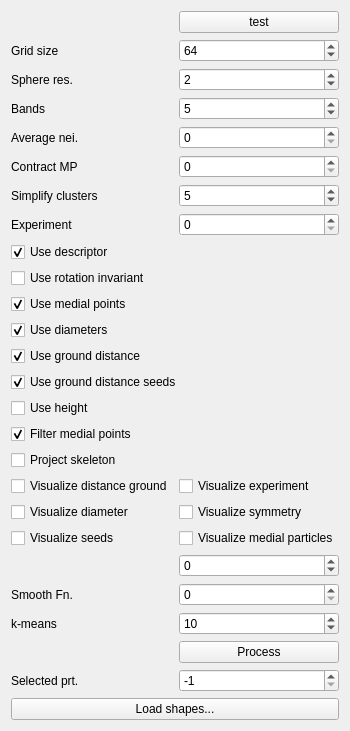
Above: particles/particles-widget.ui from ialhashim/ddtt-dev before the change. Below: the same form after it.
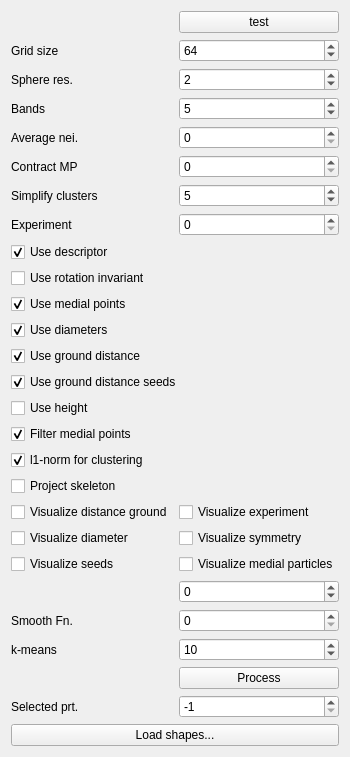
That is the form after the change.

Commit message: [particles] added l1-norm experiment.

The edit to the form file:
```diff
--- a/particles/particles-widget.ui
+++ b/particles/particles-widget.ui
@@ -7,7 +7,7 @@
     <x>0</x>
     <y>0</y>
     <width>306</width>
-    <height>667</height>
+    <height>690</height>
    </rect>
   </property>
   <property name="windowTitle">
@@ -24,40 +24,63 @@
      </property>
     </widget>
    </item>
-   <item row="28" column="0">
-    <widget class="QLabel" name="fnSmoothItersLabel">
+   <item row="17" column="0" colspan="2">
+    <widget class="QCheckBox" name="filterMedialPoints">
      <property name="text">
-      <string>Smooth Fn.</string>
+      <string>Filter medial points</string>
      </property>
+     <property name="checked">
+      <bool>true</bool>
+     </property>
     </widget>
    </item>
-   <item row="14" column="0" colspan="2">
-    <widget class="QCheckBox" name="useGroundDistSeed">
+   <item row="0" column="1">
+    <widget class="QPushButton" name="testButton">
      <property name="text">
-      <string>Use ground distance seeds</string>
+      <string>test</string>
      </property>
+    </widget>
+   </item>
+   <item row="8" column="0" colspan="2">
+    <widget class="QCheckBox" name="useDescriptor">
+     <property name="text">
+      <string>Use descriptor</string>
+     </property>
      <property name="checked">
       <bool>true</bool>
      </property>
     </widget>
    </item>
-   <item row="4" column="1">
-    <widget class="QSpinBox" name="avgNeighIters">
-     <property name="value">
-      <number>0</number>
+   <item row="35" column="0" colspan="2">
+    <spacer name="verticalSpacer">
+     <property name="orientation">
+      <enum>Qt::Vertical</enum>
      </property>
+     <property name="sizeHint" stdset="0">
+      <size>
+       <width>20</width>
+       <height>40</height>
+      </size>
+     </property>
+    </spacer>
+   </item>
+   <item row="2" column="0">
+    <widget class="QLabel" name="label_3">
+     <property name="text">
+      <string>Sphere res.</string>
+     </property>
     </widget>
    </item>
-   <item row="7" column="1">
-    <widget class="QSpinBox" name="experimentIter"/>
-   </item>
-   <item row="5" column="0">
-    <widget class="QLabel" name="label_6">
+   <item row="6" column="0">
+    <widget class="QLabel" name="simplifyClusterLabel">
      <property name="text">
-      <string>Contract MP</string>
+      <string>Simplify clusters</string>
      </property>
     </widget>
    </item>
+   <item row="5" column="1">
+    <widget class="QSpinBox" name="contractMedial"/>
+   </item>
    <item row="16" column="0" colspan="2">
     <widget class="QCheckBox" name="useHeight">
      <property name="text">
@@ -65,10 +88,24 @@
      </property>
     </widget>
    </item>
-   <item row="7" column="0">
-    <widget class="QLabel" name="label_7">
+   <item row="31" column="0">
+    <widget class="QLabel" name="label_4">
      <property name="text">
-      <string>Experiment</string>
+      <string>k-means</string>
+     </property>
+    </widget>
+   </item>
+   <item row="6" column="1">
+    <widget class="QSpinBox" name="simplifyCluster">
+     <property name="value">
+      <number>5</number>
+     </property>
+    </widget>
+   </item>
+   <item row="1" column="0">
+    <widget class="QLabel" name="label_2">
+     <property name="text">
+      <string>Grid size</string>
      </property>
     </widget>
    </item>
@@ -85,125 +122,37 @@
      </property>
     </widget>
    </item>
-   <item row="30" column="1">
-    <widget class="QSpinBox" name="kclusters">
-     <property name="minimum">
-      <number>1</number>
-     </property>
-     <property name="maximum">
-      <number>120</number>
-     </property>
-     <property name="value">
-      <number>10</number>
-     </property>
-    </widget>
-   </item>
-   <item row="6" column="0">
-    <widget class="QLabel" name="simplifyClusterLabel">
-     <property name="text">
-      <string>Simplify clusters</string>
-     </property>
-    </widget>
-   </item>
-   <item row="1" column="0">
-    <widget class="QLabel" name="label_2">
-     <property name="text">
-      <string>Grid size</string>
-     </property>
-    </widget>
-   </item>
-   <item row="6" column="1">
-    <widget class="QSpinBox" name="simplifyCluster">
-     <property name="value">
-      <number>5</number>
-     </property>
-    </widget>
-   </item>
-   <item row="8" column="0" colspan="2">
-    <widget class="QCheckBox" name="useDescriptor">
-     <property name="text">
-      <string>Use descriptor</string>
-     </property>
-     <property name="checked">
-      <bool>true</bool>
-     </property>
-    </widget>
-   </item>
-   <item row="26" column="0">
-    <widget class="QCheckBox" name="showSeeds">
-     <property name="text">
-      <string>Visualize seeds</string>
-     </property>
-    </widget>
-   </item>
-   <item row="33" column="0" colspan="2">
-    <widget class="QPushButton" name="loadShapes">
-     <property name="text">
-      <string>Load shapes...</string>
-     </property>
-    </widget>
-   </item>
-   <item row="2" column="1">
-    <widget class="QSpinBox" name="sphereResolution">
-     <property name="maximum">
-      <number>12</number>
-     </property>
-     <property name="value">
-      <number>2</number>
-     </property>
-    </widget>
-   </item>
-   <item row="0" column="1">
-    <widget class="QPushButton" name="testButton">
-     <property name="text">
-      <string>test</string>
-     </property>
-    </widget>
-   </item>
-   <item row="5" column="1">
-    <widget class="QSpinBox" name="contractMedial"/>
-   </item>
-   <item row="4" column="0">
-    <widget class="QLabel" name="avgNeighItersLabel">
-     <property name="text">
-      <string>Average nei.</string>
-     </property>
-    </widget>
-   </item>
-   <item row="28" column="1">
-    <widget class="QSpinBox" name="fnSmoothIters">
-     <property name="maximum">
-      <number>200</number>
-     </property>
-    </widget>
-   </item>
-   <item row="32" column="1">
-    <widget class="QSpinBox" name="selectedParticle">
-     <property name="minimum">
-      <number>-1</number>
-     </property>
-     <property name="maximum">
-      <number>100000000</number>
-     </property>
-     <property name="value">
-      <number>-1</number>
-     </property>
-    </widget>
-   </item>
-   <item row="32" column="0">
+   <item row="33" column="0">
     <widget class="QLabel" name="label">
      <property name="text">
       <string>Selected prt.</string>
      </property>
     </widget>
    </item>
-   <item row="17" column="0" colspan="2">
-    <widget class="QCheckBox" name="filterMedialPoints">
+   <item row="3" column="1">
+    <widget class="QSpinBox" name="bands">
+     <property name="minimum">
+      <number>0</number>
+     </property>
+     <property name="maximum">
+      <number>120</number>
+     </property>
+     <property name="value">
+      <number>5</number>
+     </property>
+    </widget>
+   </item>
+   <item row="7" column="0">
+    <widget class="QLabel" name="label_7">
      <property name="text">
-      <string>Filter medial points</string>
+      <string>Experiment</string>
      </property>
-     <property name="checked">
-      <bool>true</bool>
+    </widget>
+   </item>
+   <item row="29" column="1">
+    <widget class="QSpinBox" name="fnSmoothIters">
+     <property name="maximum">
+      <number>200</number>
      </property>
     </widget>
    </item>
@@ -214,6 +163,30 @@
      </property>
     </widget>
    </item>
+   <item row="4" column="0">
+    <widget class="QLabel" name="avgNeighItersLabel">
+     <property name="text">
+      <string>Average nei.</string>
+     </property>
+    </widget>
+   </item>
+   <item row="29" column="0">
+    <widget class="QLabel" name="fnSmoothItersLabel">
+     <property name="text">
+      <string>Smooth Fn.</string>
+     </property>
+    </widget>
+   </item>
+   <item row="14" column="0" colspan="2">
+    <widget class="QCheckBox" name="useGroundDistSeed">
+     <property name="text">
+      <string>Use ground distance seeds</string>
+     </property>
+     <property name="checked">
+      <bool>true</bool>
+     </property>
+    </widget>
+   </item>
    <item row="12" column="0" colspan="2">
     <widget class="QCheckBox" name="useDiameter">
      <property name="text">
@@ -224,6 +197,19 @@
      </property>
     </widget>
    </item>
+   <item row="33" column="1">
+    <widget class="QSpinBox" name="selectedParticle">
+     <property name="minimum">
+      <number>-1</number>
+     </property>
+     <property name="maximum">
+      <number>100000000</number>
+     </property>
+     <property name="value">
+      <number>-1</number>
+     </property>
+    </widget>
+   </item>
    <item row="13" column="0" colspan="2">
     <widget class="QCheckBox" name="useGroundDist">
      <property name="text">
@@ -234,13 +220,67 @@
      </property>
     </widget>
    </item>
-   <item row="31" column="1">
+   <item row="32" column="1">
     <widget class="QPushButton" name="processShapesButton">
      <property name="text">
       <string>Process</string>
      </property>
     </widget>
    </item>
+   <item row="4" column="1">
+    <widget class="QSpinBox" name="avgNeighIters">
+     <property name="value">
+      <number>0</number>
+     </property>
+    </widget>
+   </item>
+   <item row="5" column="0">
+    <widget class="QLabel" name="label_6">
+     <property name="text">
+      <string>Contract MP</string>
+     </property>
+    </widget>
+   </item>
+   <item row="34" column="0" colspan="2">
+    <widget class="QPushButton" name="loadShapes">
+     <property name="text">
+      <string>Load shapes...</string>
+     </property>
+    </widget>
+   </item>
+   <item row="7" column="1">
+    <widget class="QSpinBox" name="experimentIter"/>
+   </item>
+   <item row="27" column="0">
+    <widget class="QCheckBox" name="showSeeds">
+     <property name="text">
+      <string>Visualize seeds</string>
+     </property>
+    </widget>
+   </item>
+   <item row="2" column="1">
+    <widget class="QSpinBox" name="sphereResolution">
+     <property name="maximum">
+      <number>12</number>
+     </property>
+     <property name="value">
+      <number>2</number>
+     </property>
+    </widget>
+   </item>
+   <item row="31" column="1">
+    <widget class="QSpinBox" name="kclusters">
+     <property name="minimum">
+      <number>1</number>
+     </property>
+     <property name="maximum">
+      <number>120</number>
+     </property>
+     <property name="value">
+      <number>10</number>
+     </property>
+    </widget>
+   </item>
    <item row="10" column="0" colspan="2">
     <widget class="QCheckBox" name="useRotationInv">
      <property name="text">
@@ -248,89 +288,35 @@
      </property>
     </widget>
    </item>
-   <item row="3" column="1">
-    <widget class="QSpinBox" name="bands">
-     <property name="minimum">
-      <number>0</number>
-     </property>
-     <property name="maximum">
-      <number>120</number>
-     </property>
-     <property name="value">
-      <number>5</number>
-     </property>
-    </widget>
-   </item>
-   <item row="34" column="0" colspan="2">
-    <spacer name="verticalSpacer">
-     <property name="orientation">
-      <enum>Qt::Vertical</enum>
-     </property>
-     <property name="sizeHint" stdset="0">
-      <size>
-       <width>20</width>
-       <height>40</height>
-      </size>
-     </property>
-    </spacer>
-   </item>
-   <item row="2" column="0">
-    <widget class="QLabel" name="label_3">
-     <property name="text">
-      <string>Sphere res.</string>
-     </property>
-    </widget>
-   </item>
-   <item row="30" column="0">
-    <widget class="QLabel" name="label_4">
-     <property name="text">
-      <string>k-means</string>
-     </property>
-    </widget>
-   </item>
-   <item row="18" column="0" colspan="2">
-    <widget class="QCheckBox" name="projectSkeleton">
-     <property name="text">
-      <string>Project skeleton</string>
-     </property>
-    </widget>
-   </item>
-   <item row="23" column="0">
-    <widget class="QCheckBox" name="showDiameter">
-     <property name="text">
-      <string>Visualize diameter</string>
-     </property>
-    </widget>
-   </item>
-   <item row="19" column="1">
-    <widget class="QCheckBox" name="showExperiment">
-     <property name="text">
-      <string>Visualize experiment</string>
-     </property>
-    </widget>
-   </item>
-   <item row="26" column="1">
+   <item row="27" column="1">
     <widget class="QCheckBox" name="showMedial">
      <property name="text">
       <string>Visualize medial particles</string>
      </property>
     </widget>
    </item>
-   <item row="23" column="1">
-    <widget class="QCheckBox" name="showSymmetry">
-     <property name="text">
-      <string>Visualize symmetry</string>
-     </property>
-    </widget>
-   </item>
-   <item row="19" column="0">
+   <item row="20" column="0">
     <widget class="QCheckBox" name="showDistGround">
      <property name="text">
       <string>Visualize distance ground</string>
      </property>
     </widget>
    </item>
-   <item row="27" column="1">
+   <item row="24" column="0">
+    <widget class="QCheckBox" name="showDiameter">
+     <property name="text">
+      <string>Visualize diameter</string>
+     </property>
+    </widget>
+   </item>
+   <item row="24" column="1">
+    <widget class="QCheckBox" name="showSymmetry">
+     <property name="text">
+      <string>Visualize symmetry</string>
+     </property>
+    </widget>
+   </item>
+   <item row="28" column="1">
     <widget class="QSpinBox" name="rotateAngle">
      <property name="minimum">
       <number>-360</number>
@@ -340,6 +326,30 @@
      </property>
     </widget>
    </item>
+   <item row="20" column="1">
+    <widget class="QCheckBox" name="showExperiment">
+     <property name="text">
+      <string>Visualize experiment</string>
+     </property>
+    </widget>
+   </item>
+   <item row="19" column="0" colspan="2">
+    <widget class="QCheckBox" name="projectSkeleton">
+     <property name="text">
+      <string>Project skeleton</string>
+     </property>
+    </widget>
+   </item>
+   <item row="18" column="0">
+    <widget class="QCheckBox" name="l1norm">
+     <property name="text">
+      <string>l1-norm for clustering</string>
+     </property>
+     <property name="checked">
+      <bool>true</bool>
+     </property>
+    </widget>
+   </item>
   </layout>
  </widget>
  <resources/>
```
The commit also changes 4 other files.
